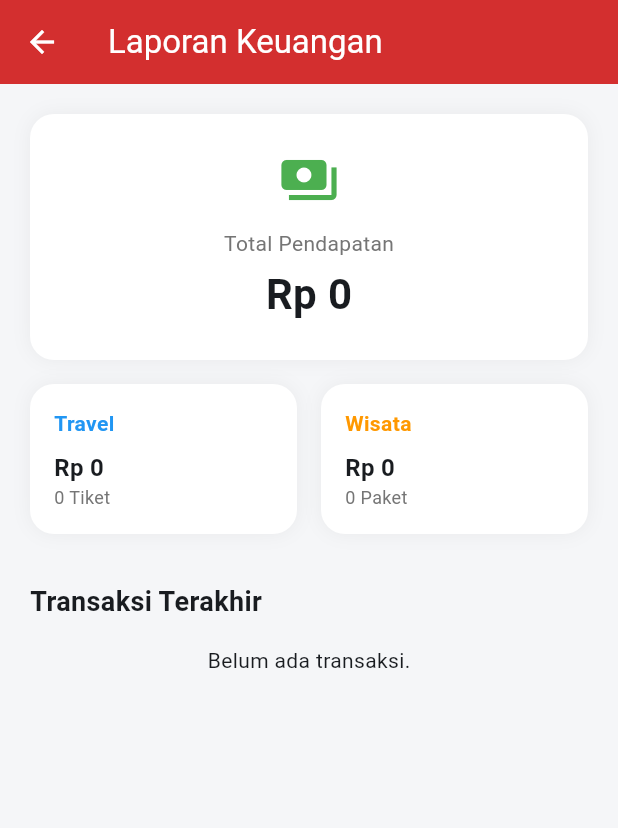
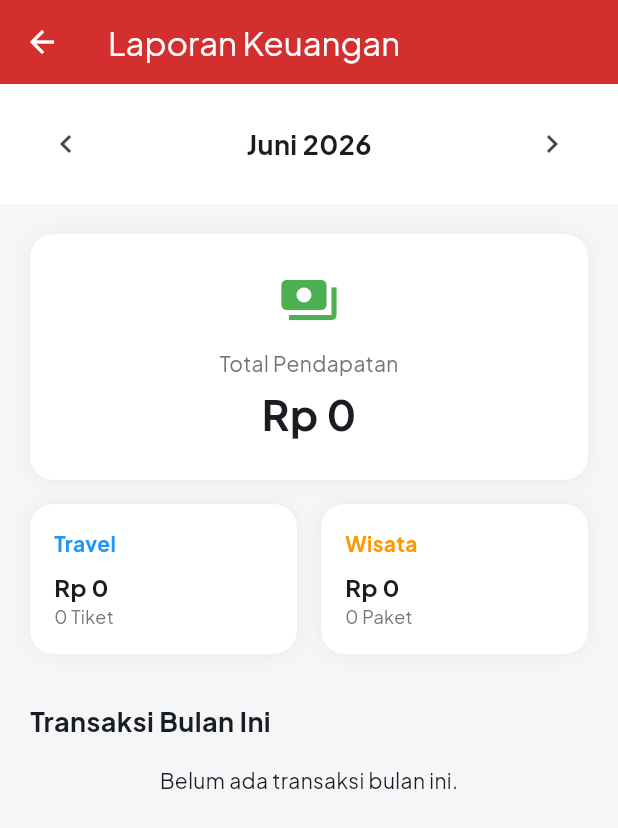
Before and after one commit to faizal2003/travelelele, a Flutter app: the FinancialReportScreen screen opened directly, on a phone screen of 412 x 824 dp. Shown: the top 828 px of the screen. Run offline on Flutter 3.47's test engine with Material 3 defaults, Android fonts, the phone set to English and light mode, and no system bars; our stand-ins replace carousel_slider, cloud_firestore, firebase_auth, firebase_core, flutter_map, geolocator and 2 more; missing offline and left inert: mobile_scanner; accounts and stored records are empty.

Commit message:
tambah mutasi bulanan

```diff
--- a/lib/main.dart
+++ b/lib/main.dart
@@ -2,32 +2,39 @@ import 'package:flutter/material.dart';
 import 'package:firebase_core/firebase_core.dart'; // Import Core
 import 'screens/login_screen.dart';
 
-void main() async { //fungsi main
+void main() async {
+  //fungsi main
   WidgetsFlutterBinding.ensureInitialized(); // Diperlukan untuk async
   await Firebase.initializeApp(); // menginisiasi firebase
   runApp(const SmartTravelApp()); //menjalankan aplikasi Flutter
 }
 
-class SmartTravelApp extends StatelessWidget { //kelas
+class SmartTravelApp extends StatelessWidget {
+  //kelas
   const SmartTravelApp({super.key});
 
   @override
-  Widget build(BuildContext context) { //fungsi
+  Widget build(BuildContext context) {
+    //fungsi
     return MaterialApp(
       title: 'PEMESANAN TIKET',
       debugShowCheckedModeBanner: false,
       theme: ThemeData(
-
+        fontFamily: 'PlusJakartaSans',
         primaryColor: const Color(0xFF154c79),
-        scaffoldBackgroundColor: const Color(0xFFF5F6F8),//latbel aplikasi
-        colorScheme: ColorScheme.fromSeed(seedColor: const Color(0xFF154c79)), //
+        scaffoldBackgroundColor: const Color(0xFFF5F6F8), //latbel aplikasi
+        colorScheme: ColorScheme.fromSeed(
+          seedColor: const Color(0xFF154c79),
+        ), //
         useMaterial3: true,
-        elevatedButtonTheme: ElevatedButtonThemeData( //button
+        elevatedButtonTheme: ElevatedButtonThemeData(
+          //button
           style: ElevatedButton.styleFrom(
             backgroundColor: const Color(0xFF154c79),
             foregroundColor: Colors.white,
-            shape:
-            RoundedRectangleBorder(borderRadius: BorderRadius.circular(12)),
+            shape: RoundedRectangleBorder(
+              borderRadius: BorderRadius.circular(12),
+            ),
             padding: const EdgeInsets.symmetric(vertical: 16),
           ),
         ),
--- a/lib/screens/financial_report_screen.dart
+++ b/lib/screens/financial_report_screen.dart
@@ -1,6 +1,7 @@
 import 'package:flutter/material.dart';
 import 'package:cloud_firestore/cloud_firestore.dart';
 import 'package:intl/intl.dart';
+import 'package:intl/date_symbol_data_local.dart';
 
 class FinancialReportScreen extends StatefulWidget {
   const FinancialReportScreen({super.key});
@@ -12,12 +13,61 @@ class FinancialReportScreen extends StatefulWidget {
 class _FinancialReportScreenState extends State<FinancialReportScreen> {
   final FirebaseFirestore _firestore = FirebaseFirestore.instance;
 
+  DateTime _selectedMonth = DateTime.now();
+  bool _localeInitialized = false;
+
+  @override
+  void initState() {
+    super.initState();
+    _initializeLocale();
+  }
+
+  Future<void> _initializeLocale() async {
+    await initializeDateFormatting('id', null);
+    setState(() {
+      _localeInitialized = true;
+    });
+  }
+
   String _formatRupiah(int amount) {
-    return NumberFormat.currency(locale: 'id', symbol: 'Rp ', decimalDigits: 0).format(amount);
+    return NumberFormat.currency(
+      locale: 'id',
+      symbol: 'Rp ',
+      decimalDigits: 0,
+    ).format(amount);
+  }
+
+  DateTime _getStartOfMonth(DateTime date) {
+    return DateTime(date.year, date.month, 1);
+  }
+
+  DateTime _getEndOfMonth(DateTime date) {
+    return DateTime(
+      date.year,
+      date.month + 1,
+      1,
+    ).subtract(const Duration(seconds: 1));
+  }
+
+  void _changeMonth(int delta) {
+    setState(() {
+      _selectedMonth = DateTime(
+        _selectedMonth.year,
+        _selectedMonth.month + delta,
+        1,
+      );
+    });
   }
 
   @override
   Widget build(BuildContext context) {
+    if (!_localeInitialized) {
+      return const Scaffold(body: Center(child: CircularProgressIndicator()));
+    }
+
+    final startOfMonth = _getStartOfMonth(_selectedMonth);
+    final endOfMonth = _getEndOfMonth(_selectedMonth);
+
     return Scaffold(
       backgroundColor: const Color(0xFFF5F6F8),
       appBar: AppBar(
@@ -25,8 +75,42 @@ class _FinancialReportScreenState extends State<FinancialReportScreen> {
         backgroundColor: Colors.red[700],
         foregroundColor: Colors.white,
       ),
-      body: StreamBuilder<QuerySnapshot>(
-        stream: _firestore.collection('bookings').orderBy('createdAt', descending: true).snapshots(),
+      body: Column(
+        children: [
+          // Month Selector
+          Container(
+            color: Colors.white,
+            padding: const EdgeInsets.symmetric(horizontal: 20, vertical: 16),
+            child: Row(
+              mainAxisAlignment: MainAxisAlignment.spaceBetween,
+              children: [
+                IconButton(
+                  onPressed: () => _changeMonth(-1),
+                  icon: const Icon(Icons.chevron_left),
+                ),
+                Text(
+                  DateFormat('MMMM yyyy', 'id').format(_selectedMonth),
+                  style: const TextStyle(
+                    fontSize: 18,
+                    fontWeight: FontWeight.bold,
+                  ),
+                ),
+                IconButton(
+                  onPressed: () => _changeMonth(1),
+                  icon: const Icon(Icons.chevron_right),
+                ),
+              ],
+            ),
+          ),
+
+          Expanded(
+            child: StreamBuilder<QuerySnapshot>(
+              stream: _firestore
+                  .collection('bookings')
+                  .where('createdAt', isGreaterThanOrEqualTo: startOfMonth)
+                  .where('createdAt', isLessThanOrEqualTo: endOfMonth)
+                  .orderBy('createdAt', descending: true)
+                  .snapshots(),
               builder: (context, snapshot) {
                 if (snapshot.connectionState == ConnectionState.waiting) {
                   return const Center(child: CircularProgressIndicator());
@@ -40,7 +124,6 @@ class _FinancialReportScreenState extends State<FinancialReportScreen> {
                 int totalRevenue = 0;
                 int travelRevenue = 0;
                 int wisataRevenue = 0;
-          int totalBookings = docs.length;
                 int travelCount = 0;
                 int wisataCount = 0;
 
@@ -69,7 +152,7 @@ class _FinancialReportScreenState extends State<FinancialReportScreen> {
                         "Total Pendapatan",
                         _formatRupiah(totalRevenue),
                         Icons.payments,
-                  Colors.green
+                        Colors.green,
                       ),
                       const SizedBox(height: 16),
                       Row(
@@ -79,7 +162,7 @@ class _FinancialReportScreenState extends State<FinancialReportScreen> {
                               "Travel",
                               _formatRupiah(travelRevenue),
                               "$travelCount Tiket",
-                        Colors.blue
+                              Colors.blue,
                             ),
                           ),
                           const SizedBox(width: 16),
@@ -88,7 +171,7 @@ class _FinancialReportScreenState extends State<FinancialReportScreen> {
                               "Wisata",
                               _formatRupiah(wisataRevenue),
                               "$wisataCount Paket",
-                        Colors.orange
+                              Colors.orange,
                             ),
                           ),
                         ],
@@ -96,42 +179,70 @@ class _FinancialReportScreenState extends State<FinancialReportScreen> {
 
                       const SizedBox(height: 32),
                       const Text(
-                  "Transaksi Terakhir",
-                  style: TextStyle(fontSize: 18, fontWeight: FontWeight.bold),
+                        "Transaksi Bulan Ini",
+                        style: TextStyle(
+                          fontSize: 18,
+                          fontWeight: FontWeight.bold,
+                        ),
                       ),
                       const SizedBox(height: 16),
 
                       // Transaction List
                       if (docs.isEmpty)
-                  const Center(child: Text("Belum ada transaksi."))
+                        const Center(
+                          child: Text("Belum ada transaksi bulan ini."),
+                        )
                       else
                         ListView.builder(
                           shrinkWrap: true,
                           physics: const NeverScrollableScrollPhysics(),
                           itemCount: docs.length,
                           itemBuilder: (context, index) {
-                      final data = docs[index].data() as Map<String, dynamic>;
-                      final date = (data['createdAt'] as Timestamp?)?.toDate() ?? DateTime.now();
+                            final data =
+                                docs[index].data() as Map<String, dynamic>;
+                            final date =
+                                (data['createdAt'] as Timestamp?)?.toDate() ??
+                                DateTime.now();
                             final price = data['totalPrice'] ?? 0;
                             final isWisata = data['isWisata'] ?? false;
-                      final route = "${data['fromCity']} → ${data['toCity']}";
+                            final route =
+                                "${data['fromCity']} → ${data['toCity']}";
 
                             return Card(
                               margin: const EdgeInsets.only(bottom: 12),
-                        shape: RoundedRectangleBorder(borderRadius: BorderRadius.circular(12)),
+                              shape: RoundedRectangleBorder(
+                                borderRadius: BorderRadius.circular(12),
+                              ),
                               child: ListTile(
                                 leading: CircleAvatar(
-                            backgroundColor: isWisata ? Colors.orange[50] : Colors.blue[50],
+                                  backgroundColor: isWisata
+                                      ? Colors.orange[50]
+                                      : Colors.blue[50],
                                   child: Icon(
-                              isWisata ? Icons.landscape : Icons.directions_bus,
-                              color: isWisata ? Colors.orange : Colors.blue,
+                                    isWisata
+                                        ? Icons.landscape
+                                        : Icons.directions_bus,
+                                    color: isWisata
+                                        ? Colors.orange
+                                        : Colors.blue,
                                   ),
                                 ),
-                          title: Text(route, style: const TextStyle(fontWeight: FontWeight.bold, fontSize: 14)),
-                          subtitle: Text(DateFormat('dd MMM yyyy, HH:mm').format(date)),
+                                title: Text(
+                                  route,
+                                  style: const TextStyle(
+                                    fontWeight: FontWeight.bold,
+                                    fontSize: 14,
+                                  ),
+                                ),
+                                subtitle: Text(
+                                  DateFormat('dd MMM yyyy, HH:mm').format(date),
+                                ),
                                 trailing: Text(
                                   _formatRupiah(price),
-                            style: const TextStyle(fontWeight: FontWeight.bold, color: Colors.green),
+                                  style: const TextStyle(
+                                    fontWeight: FontWeight.bold,
+                                    color: Colors.green,
+                                  ),
                                 ),
                               ),
                             );
@@ -142,17 +253,30 @@ class _FinancialReportScreenState extends State<FinancialReportScreen> {
                 );
               },
             ),
+          ),
+        ],
+      ),
     );
   }
 
-  Widget _buildSummaryCard(String title, String value, IconData icon, Color color) {
+  Widget _buildSummaryCard(
+    String title,
+    String value,
+    IconData icon,
+    Color color,
+  ) {
     return Container(
       width: double.infinity,
       padding: const EdgeInsets.all(24),
       decoration: BoxDecoration(
         color: Colors.white,
         borderRadius: BorderRadius.circular(16),
-        boxShadow: [BoxShadow(color: Colors.black.withOpacity(0.05), blurRadius: 10)],
+        boxShadow: [
+          BoxShadow(
+            color: Colors.black.withValues(alpha: 0.05),
+            blurRadius: 10,
+          ),
+        ],
       ),
       child: Column(
         children: [
@@ -160,27 +284,53 @@ class _FinancialReportScreenState extends State<FinancialReportScreen> {
           const SizedBox(height: 12),
           Text(title, style: TextStyle(color: Colors.grey[600], fontSize: 14)),
           const SizedBox(height: 4),
-          Text(value, style: const TextStyle(fontSize: 28, fontWeight: FontWeight.bold)),
+          Text(
+            value,
+            style: const TextStyle(fontSize: 28, fontWeight: FontWeight.bold),
+          ),
         ],
       ),
     );
   }
 
-  Widget _buildSmallSummaryCard(String title, String value, String subValue, Color color) {
+  Widget _buildSmallSummaryCard(
+    String title,
+    String value,
+    String subValue,
+    Color color,
+  ) {
     return Container(
       padding: const EdgeInsets.all(16),
       decoration: BoxDecoration(
         color: Colors.white,
         borderRadius: BorderRadius.circular(16),
-        boxShadow: [BoxShadow(color: Colors.black.withOpacity(0.05), blurRadius: 10)],
+        boxShadow: [
+          BoxShadow(
+            color: Colors.black.withValues(alpha: 0.05),
+            blurRadius: 10,
+          ),
+        ],
       ),
       child: Column(
         crossAxisAlignment: CrossAxisAlignment.start,
         children: [
-          Text(title, style: TextStyle(color: color, fontWeight: FontWeight.bold, fontSize: 14)),
+          Text(
+            title,
+            style: TextStyle(
+              color: color,
+              fontWeight: FontWeight.bold,
+              fontSize: 14,
+            ),
+          ),
           const SizedBox(height: 8),
-          Text(value, style: const TextStyle(fontSize: 16, fontWeight: FontWeight.bold)),
-          Text(subValue, style: TextStyle(color: Colors.grey[600], fontSize: 12)),
+          Text(
+            value,
+            style: const TextStyle(fontSize: 16, fontWeight: FontWeight.bold),
+          ),
+          Text(
+            subValue,
+            style: TextStyle(color: Colors.grey[600], fontSize: 12),
+          ),
         ],
       ),
     );
```
Also changed, not shown: pubspec.yaml (+11 -0 lines), fonts/PlusJakartaSans-Bold.ttf (added), fonts/PlusJakartaSans-Medium.ttf (added), fonts/PlusJakartaSans-Regular.ttf (added), fonts/PlusJakartaSans-SemiBold.ttf (added), 12 other files. Lines whose indentation alone changed are shown as unchanged.
